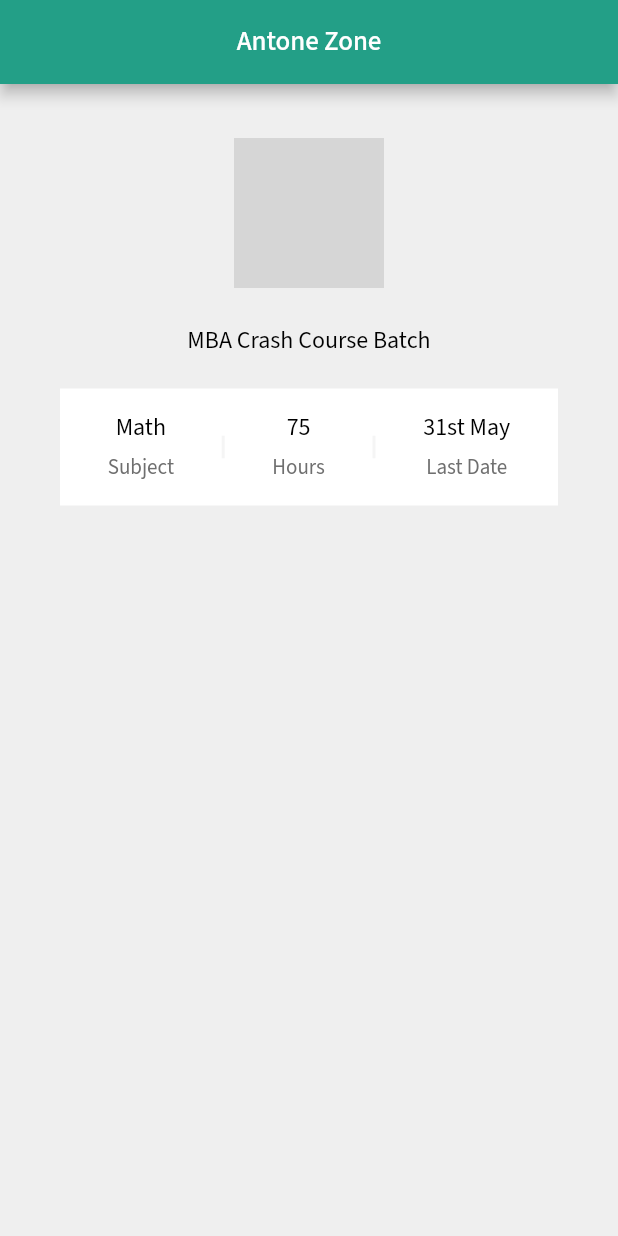
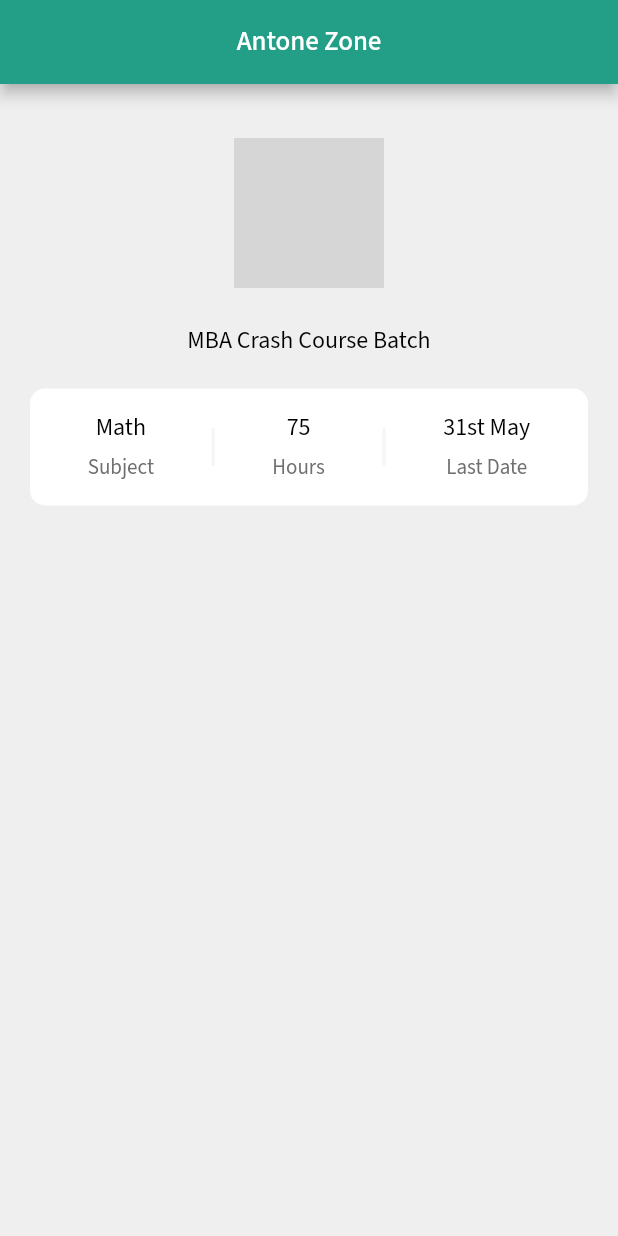
Before and after one commit to sudislife/edumeet, a Flutter app: the screen it shows after launch, on a phone screen of 412 x 824 dp. Run offline on Flutter 3.47's test engine with Material 2 defaults, Android fonts, the phone set to English and light mode, and no system bars; our stand-ins replace auto_size_text, dotted_border, font_awesome_flutter, google_fonts, line_awesome_icons, outline_material_icons; network calls fail; grey boxes are pictures that could not be loaded.

Commit message:
Fixed Detail.

```diff
--- a/lib/EduMeet/ChatPage/screens/Detail.dart
+++ b/lib/EduMeet/ChatPage/screens/Detail.dart
@@ -17,7 +17,7 @@ class Detail extends StatelessWidget {
 
       body: SingleChildScrollView(
         child: Padding(
-          padding: EdgeInsets.only(left: 40, top: 36, right: 40),
+          padding: EdgeInsets.only(left: 20, top: 36, right: 20),
           child: Column(
             children: [
               Column(
@@ -38,7 +38,11 @@ class Detail extends StatelessWidget {
               SizedBox(height: 20),
 
               Container(
-                color: Colors.white,
+
+                decoration: BoxDecoration(
+                    color: Colors.white,
+                    borderRadius: BorderRadius.circular(10)
+                ),
                 child: Padding(
                   padding: EdgeInsets.only(top: 15, bottom: 15),
                   child: Row(
@@ -53,7 +57,7 @@ class Detail extends StatelessWidget {
                       ),
 
                       Container(
-                        height: 15,
+                        height: 25,
                         width: 2,
                         color: Color(lightGrey),
                       ),
@@ -67,7 +71,7 @@ class Detail extends StatelessWidget {
                       ),
 
                       Container(
-                        height: 15,
+                        height: 25,
                         width: 2,
                         color: Color(lightGrey),
                       ),
```
